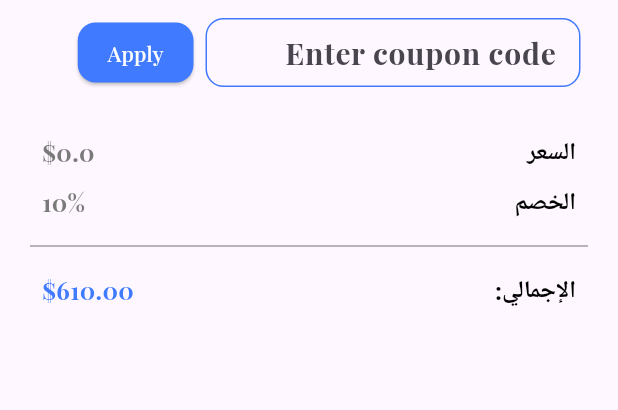
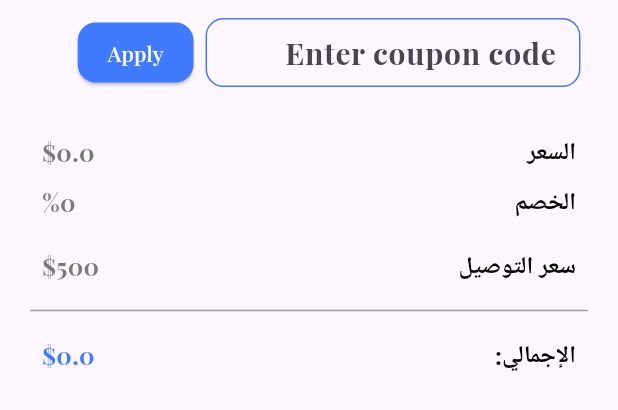
Before and after one commit to QShutta/e-commerce-don-khalid, a Flutter app: the CartSummery widget shown alone on an empty page, opened directly, after a tap on "Apply", on a phone screen of 412 x 824 dp. Shown: the top 410 px of the screen. Run offline on Flutter 3.47's test engine with Material 3 defaults, Android fonts, the phone set to English and light mode, and no system bars; our stand-ins replace cached_network_image, carousel_slider, dartz, firebase_core, firebase_messaging, flutter_map and 10 more; accounts and stored records are empty; network calls fail; project files that could hold a hidden picture were left out.

Commit message:
after 127 with weal

```diff
--- a/lib/app_link_api.dart
+++ b/lib/app_link_api.dart
@@ -46,4 +46,6 @@ class AppLinkApi {
   static const String deleteAddress = "$serverUrl/address/delete.php";
   static const String updateAddress = "$serverUrl/address/update.php";
   static const String viewAddress = "$serverUrl/address/view.php";
+  //----------------------------coupon---------------------------------
+  static const String getValidCoupon = "$serverUrl/cupon/checkcupon.php";
 }
--- a/lib/controller/cart_controller.dart
+++ b/lib/controller/cart_controller.dart
@@ -2,15 +2,18 @@ import 'package:e_commerce_halfa/core/class/stautus_request.dart';
 import 'package:e_commerce_halfa/core/functions/handling_status_request.dart';
 import 'package:e_commerce_halfa/core/services/services.dart';
 import 'package:e_commerce_halfa/data/data_source/remote/cart_data.dart';
+import 'package:e_commerce_halfa/data/data_source/remote/coupon_data.dart';
 import 'package:e_commerce_halfa/data/model/cart_model.dart';
+import 'package:e_commerce_halfa/data/model/coupon_model.dart';
 import 'package:flutter/material.dart';
 import 'package:get/get.dart';
 
 //mistake in commit106
 class CartController extends GetxController {
-  // ];
+  CouponData couponData = CouponData(Get.find());
   //دة بحتوي ليك علي كل المنتجات القاعدة في السلة بي تفاصيلها .
   List<CartModel>? cartDetails = [];
+  CouponModel couponModel = CouponModel();
   // subTotalPrice:
   // المجموع الفرعي لأسعار كل المنتجات في السلة (من غير سعر الشحن).
   // يعني لو عندك 3 منتجات بسعر 100, 200, 300 → المجموع = 600.
@@ -19,11 +22,23 @@ class CartController extends GetxController {
   // العدد الكلي لكل المنتجات المضافة في السلة.
   // يعني لو ضفت (2 قميص + 3 بنطلون) → الناتج 5.
   int totalProductCount = 0;
+
   TextEditingController? couponController;
   StautusRequest statusRequest = StautusRequest.none;
   CartData cartData = CartData(Get.find());
   MyServices myServices = Get.find();
   TextEditingController? searchController;
+  //طبعا قبل ما المستخدم يضغط علي الزر بتاع
+  //applay the coupon discount value will become null
+  //عشان ما يحصل خطا لازم نخزن القيمة في متغير قيمتو الابتدائية فاضي مش
+  //null
+  //because of null will cause error.
+  int discountCoupon = 0;
+  //Why did the course instrucotr make this as nullable and the prevois one is not null?
+  //Because of the discountCoupon will be display in the UI so it should not be null once the page open
+  //and the discountName will be use in the back yard.
+  String? discountName;
+
   @override
   void onInit() {
     searchController = TextEditingController();
@@ -50,6 +65,11 @@ class CartController extends GetxController {
     }
   }
 
+  //This method is used to get the total price بعد تطبيق الكوبون علية .
+  getTotalPrice() {
+    return (subTotalPrice - (subTotalPrice * discountCoupon / 100));
+  }
+
   deleteFromCart(String productId) async {
     statusRequest = StautusRequest.loading;
     update();
@@ -61,6 +81,41 @@ class CartController extends GetxController {
 
     if (statusRequest == StautusRequest.success) {
       if (response["status"] == "success") {
+      } else {
+        statusRequest = StautusRequest.failure;
+      }
+    }
+    update();
+  }
+
+  checkCupon() async {
+    statusRequest = StautusRequest.loading;
+    update();
+    var response = await couponData.getData(couponController!.text);
+    statusRequest = handlingStatusRequest(response);
+
+    if (statusRequest == StautusRequest.success) {
+      if (response["status"] == "success") {
+        // هنا بنأخذ البيانات القادمة من السيرفر (الجزء الخاص بالكوبون)
+        // ونخزنها في متغير اسمه
+        //couponMap (بيكون Map عادي)
+        var couponMap = response['data'];
+
+        // هنا بنحوّل الـ
+        //Map
+        // اللي فوق إلى
+        //Object من نوع CouponModel
+        // باستخدام الـ
+        //constructor fromJson
+        // علشان نقدر نتعامل معه كموديل بدلاً من
+        // Map
+        couponModel = CouponModel.fromJson(couponMap);
+        discountCoupon = couponModel.couponDiscount!;
+        print("--------------------------------------------");
+        print(
+          "------------------${couponModel.couponName}--------------------------",
+        );
+        print("--------------------------------------------");
       } else {
         statusRequest = StautusRequest.failure;
       }
--- /dev/null
+++ b/lib/data/data_source/remote/coupon_data.dart
@@ -0,0 +1,14 @@
+import 'package:e_commerce_halfa/app_link_api.dart';
+import 'package:e_commerce_halfa/core/class/crud.dart';
+
+class CouponData {
+  Crud crud;
+  CouponData(this.crud);
+
+  Future getData(String couponName) async {
+    var response = await crud.postData(AppLinkApi.getValidCoupon, {
+      "coupon_name": couponName,
+    });
+    return response.fold((l) => l, (r) => r);
+  }
+}
--- /dev/null
+++ b/lib/data/model/coupon_model.dart
@@ -0,0 +1,33 @@
+class CouponModel {
+  int? couponId;
+  String? couponName;
+  int? couponCount;
+  String? couponExpireDate;
+  int? couponDiscount;
+
+  CouponModel({
+    this.couponId,
+    this.couponName,
+    this.couponCount,
+    this.couponExpireDate,
+    this.couponDiscount,
+  });
+
+  CouponModel.fromJson(Map<String, dynamic> json) {
+    couponId = json['coupon_id'];
+    couponName = json['coupon_name'];
+    couponCount = json['coupon_count'];
+    couponExpireDate = json['coupon_expire_date'];
+    couponDiscount = json['coupon_discount'];
+  }
+
+  Map<String, dynamic> toJson() {
+    final Map<String, dynamic> data = new Map<String, dynamic>();
+    data['coupon_id'] = this.couponId;
+    data['coupon_name'] = this.couponName;
+    data['coupon_count'] = this.couponCount;
+    data['coupon_expire_date'] = this.couponExpireDate;
+    data['coupon_discount'] = this.couponDiscount;
+    return data;
+  }
+}
--- a/lib/view/widgets/cart_widgets/cart_summery.dart
+++ b/lib/view/widgets/cart_widgets/cart_summery.dart
@@ -32,7 +32,18 @@ class CartSummery extends StatelessWidget {
               color: AppColor.greyText,
             ),
             SizedBox(height: 10),
-            TotalText(text: "الخصم".tr, price: "10%", color: AppColor.greyText),
+            TotalText(
+              text: "الخصم".tr,
+              price: "%${cartCont.discountCoupon}",
+              color: AppColor.greyText,
+            ),
+            SizedBox(height: 10),
+            SizedBox(height: 10),
+            TotalText(
+              text: "سعر التوصيل".tr,
+              price: "\$500",
+              color: AppColor.greyText,
+            ),
             SizedBox(height: 10),
             Divider(
               thickness: 1,
@@ -43,7 +54,7 @@ class CartSummery extends StatelessWidget {
             SizedBox(height: 10),
             TotalText(
               text: "211".tr,
-              price: "\$610.00",
+              price: "\$${cartCont.getTotalPrice()}",
               color: AppColor.primaryColor,
             ),
           ],
--- a/lib/view/widgets/cart_widgets/cupon_button_and_form.dart
+++ b/lib/view/widgets/cart_widgets/cupon_button_and_form.dart
@@ -58,7 +58,7 @@ class CuponButtonAndForm extends StatelessWidget {
         // the button
         ElevatedButton(
           onPressed: () {
-            // your coupon logic here
+            cartCont.checkCupon();
           },
           style: ElevatedButton.styleFrom(
             backgroundColor: AppColor.primaryColor,
```
